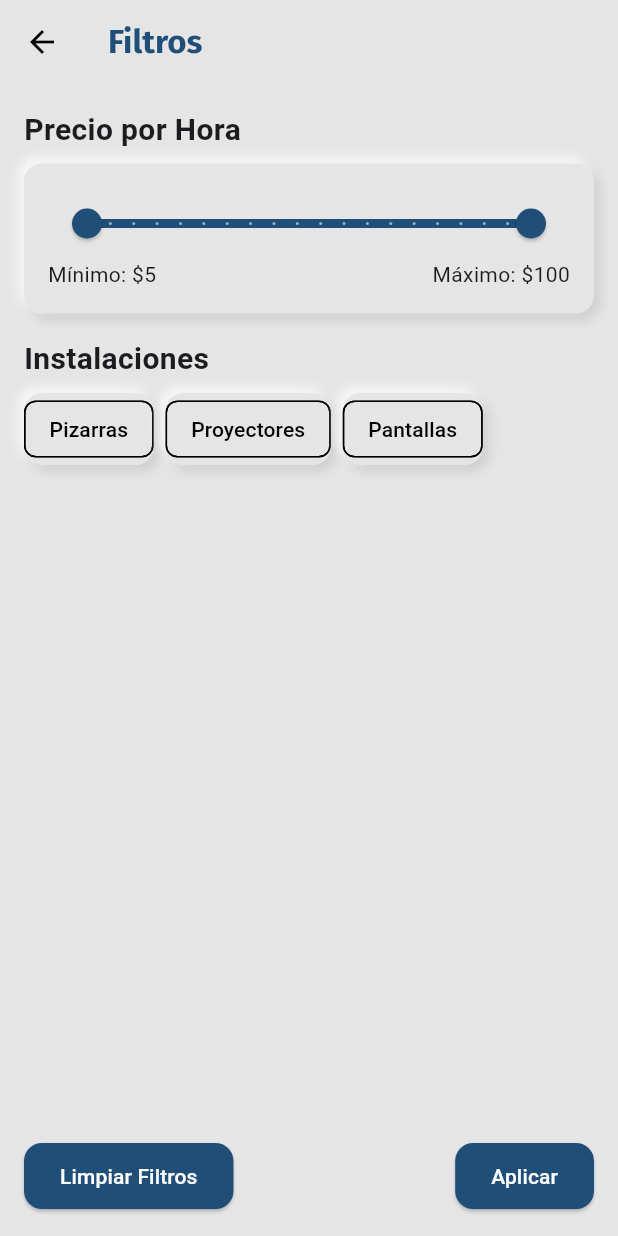
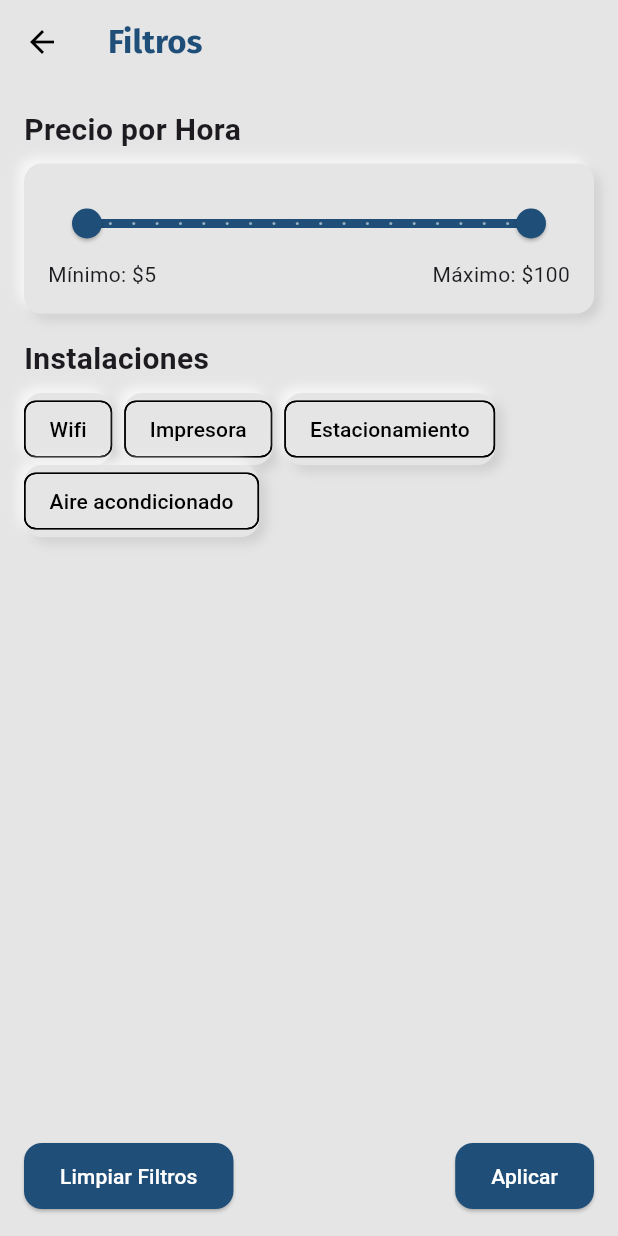
Before and after one commit to ism4el9/WorkSpot, a Flutter app: the screen it shows after launch, after a tap on the "filter alt" icon, on a phone screen of 412 x 824 dp. Run offline on Flutter 3.47's test engine with Material 3 defaults, Android fonts, the phone set to English and light mode, and no system bars; our stand-ins replace cached_network_image, google_fonts, google_maps_flutter, supabase_flutter; accounts and stored records are empty; project files that could hold a hidden picture were left out.

Commit message:
filters complete

```diff
--- a/lib/screens/filters.dart
+++ b/lib/screens/filters.dart
@@ -15,18 +15,23 @@ class _FiltersPageState extends State<FiltersPage> {
   double _minPrice = 5;
   double _maxPrice = 100;
 
-
-
   // Extras seleccionados
   final List<String> _selectedExtras = [];
 
-  // Opciones disponible
+  // Opciones disponibles
+  final List<String> _extras = [
+    'Wifi',
+    'Impresora',
+    'Estacionamiento',
+    'Aire acondicionado',
+  ];
 
-  final List<String> _extras = [
-    'Pizarras',
-    'Proyectores',
-    'Pantallas',
-  ];
+  @override
+  void initState() {
+    super.initState();
+    // Restablecer los filtros en cada ingreso
+    _resetFilters();
+  }
 
   // Alternar selección de instalaciones o extras
   void _toggleSelection(List<String> selectedList, String item) {
@@ -46,16 +51,19 @@ class _FiltersPageState extends State<FiltersPage> {
     });
   }
 
-  // Aplicar los filtros y navegar a search.dart
+  // Aplicar los filtros y navegar a MyHomePage
   void _applyFilters() {
-    Navigator.of(context).pushAndRemoveUntil(
+    Navigator.of(context).pushReplacement(
       MaterialPageRoute(
         builder: (context) => MyHomePage(
           authService: AuthService(),
           results: true,
+          selectedFacilityIds:
+              _selectedExtras, // Pasar instalaciones seleccionadas
+          minPrice: _minPrice, // Pasar rango de precios
+          maxPrice: _maxPrice,
         ),
       ),
-      (Route<dynamic> route) => false,
     );
   }
 
```
Also changed, not shown: lib/screens/home_page.dart (+39 -20 lines).
